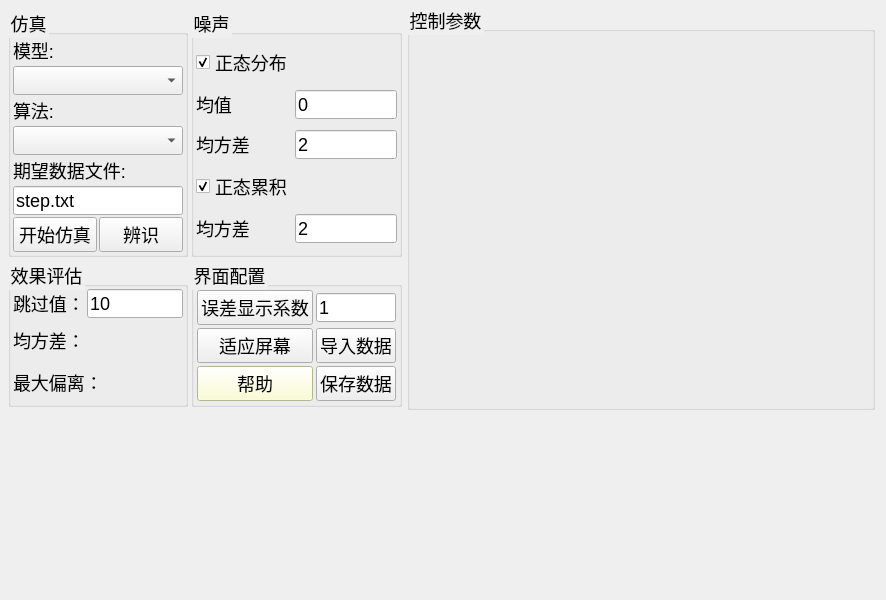
Qt form pidsim/mainwindow.ui (yangzigy/pidtool) before a commit.
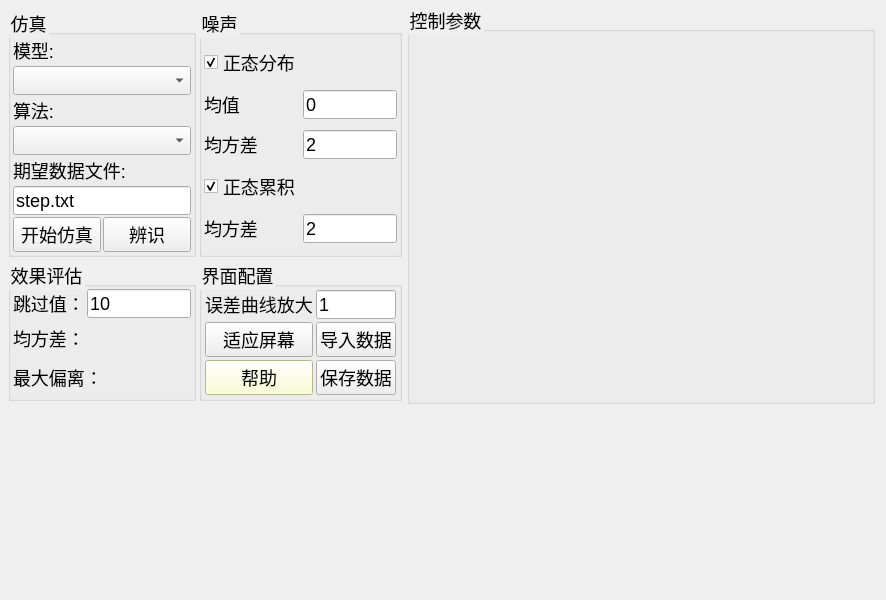
The same form after that commit.

The edit to the form file:
```diff
--- a/pidsim/mainwindow.ui
+++ b/pidsim/mainwindow.ui
@@ -384,9 +384,9 @@
               </widget>
              </item>
              <item row="0" column="0">
-              <widget class="QPushButton" name="bt_fitscreen_2">
+              <widget class="QLabel" name="label_4">
                <property name="text">
-                <string>误差显示系数</string>
+                <string>误差曲线放大</string>
                </property>
               </widget>
              </item>
```
Left out of the diff: 6 changed lines with no effect on the pictures.
